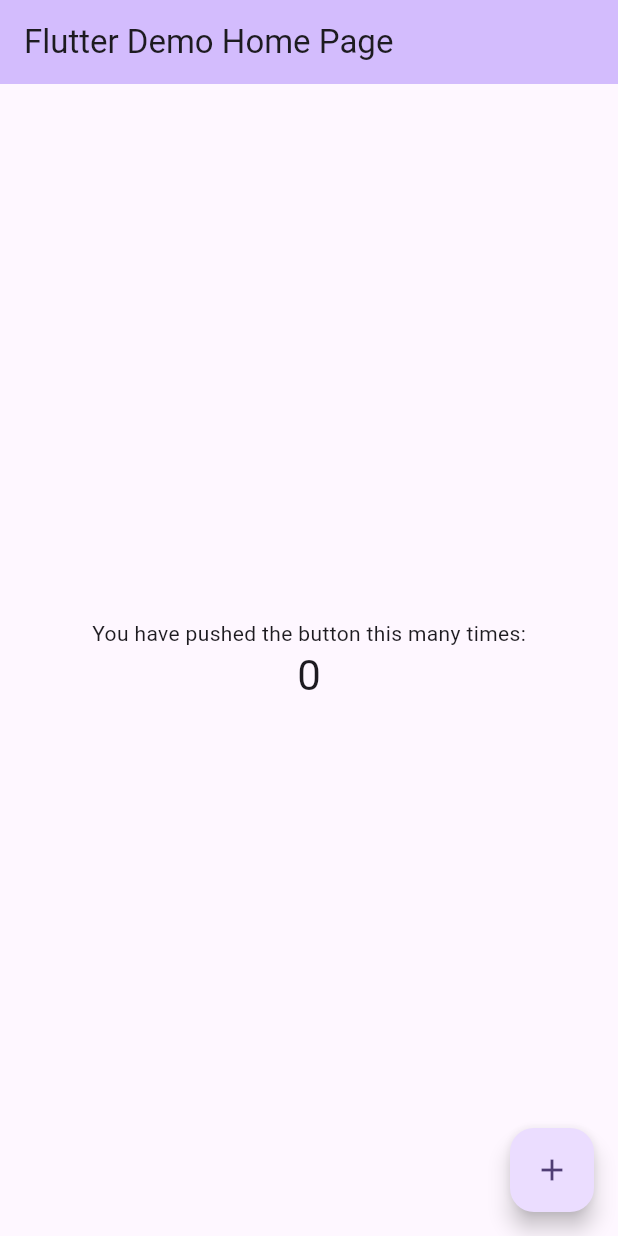
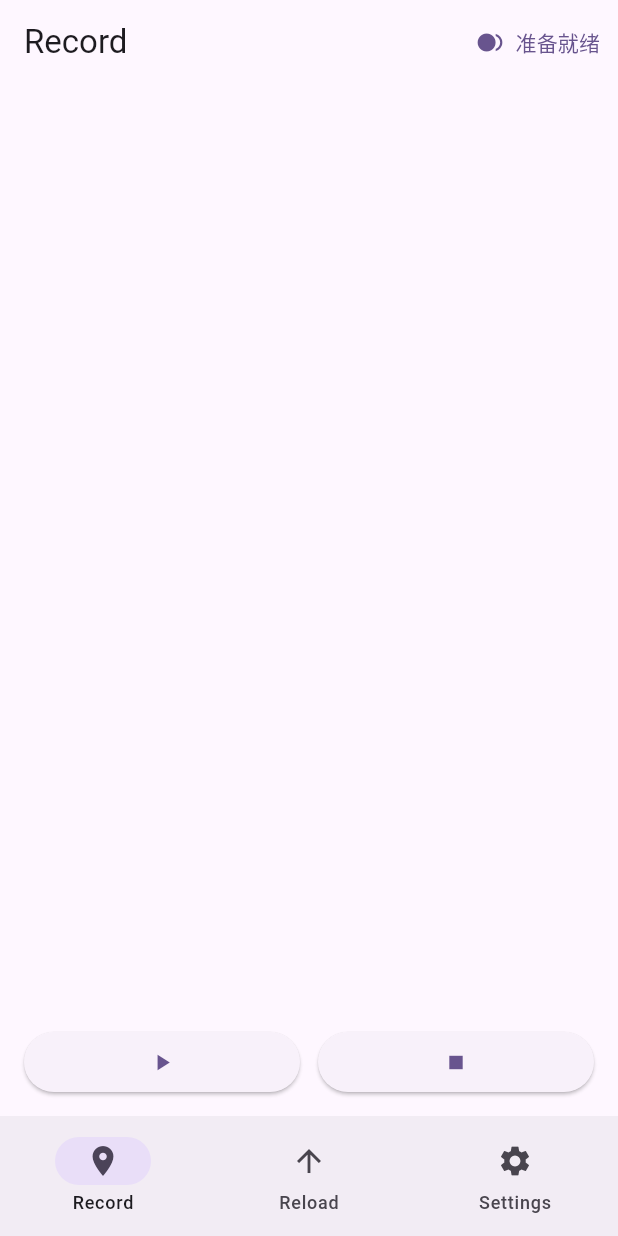
Before and after one commit to HazukiKeatsu/runner_reload, a Flutter app: the screen it shows after launch, on a phone screen of 412 x 824 dp. Run offline on Flutter 3.47's test engine with Material 3 defaults, Android fonts, the light colour scheme and no system bars.

Commit message:
feat: 重写界面

```diff
--- /dev/null
+++ b/lib/app/components/app_page_header.dart
@@ -0,0 +1,30 @@
+import 'package:flutter/material.dart';
+
+class AppPageHeader extends StatelessWidget implements PreferredSizeWidget {
+  final int pageIndex;
+  final Widget notice;
+
+  const AppPageHeader({
+    super.key,
+    required this.pageIndex,
+    required this.notice,
+  });
+
+  @override
+  Size get preferredSize => Size.fromHeight(100);
+
+  String getTitle(int index) {
+    if (index == 0) {
+      return "Record";
+    } else if (index == 1) {
+      return "Reload";
+    } else {
+      return "Settings";
+    }
+  }
+
+  @override
+  Widget build(BuildContext context) {
+    return AppBar(title: Text(getTitle(pageIndex)), actions: [notice]);
+  }
+}
--- /dev/null
+++ b/lib/app/components/app_page_main.dart
@@ -0,0 +1,27 @@
+import 'package:flutter/material.dart';
+import 'package:runner_reload/app/pages/record_page.dart';
+
+class AppPageMain extends StatelessWidget {
+  final int pageIndex;
+
+  final List pageMain = [
+    RecordPage(),
+    Center(
+      child: Icon(
+        Icons.arrow_upward_outlined,
+        color: Colors.black12,
+        size: 128,
+      ),
+    ),
+    Center(
+      child: Icon(Icons.settings_outlined, color: Colors.black12, size: 128),
+    ),
+  ];
+
+  AppPageMain({super.key, required this.pageIndex});
+
+  @override
+  Widget build(BuildContext context) {
+    return pageMain.elementAt(pageIndex);
+  }
+}
--- /dev/null
+++ b/lib/app/components/app_page_navigator.dart
@@ -0,0 +1,24 @@
+import 'package:flutter/material.dart';
+
+class AppPageNavigator extends StatelessWidget {
+  const AppPageNavigator({
+    super.key,
+    required this.index,
+    required this.onItemTapped,
+  });
+
+  final int index;
+  final Function(int) onItemTapped;
+  @override
+  Widget build(BuildContext context) {
+    return NavigationBar(
+      selectedIndex: index,
+      onDestinationSelected: (int newIndex) => onItemTapped(newIndex),
+      destinations: const <NavigationDestination>[
+        NavigationDestination(icon: Icon(Icons.location_on), label: 'Record'),
+        NavigationDestination(icon: Icon(Icons.arrow_upward), label: 'Reload'),
+        NavigationDestination(icon: Icon(Icons.settings), label: 'Settings'),
+      ],
+    );
+  }
+}
--- /dev/null
+++ b/lib/app/components/program_state_pointer.dart
@@ -0,0 +1,42 @@
+import 'package:flutter/material.dart';
+
+class ProgramStatePointer extends StatelessWidget {
+  final bool isInitialized;
+  final Function() showBottomSheet;
+
+  const ProgramStatePointer({
+    super.key,
+    required this.isInitialized,
+    required this.showBottomSheet,
+  });
+
+  List<Widget> get stateList => [
+    Container(
+      alignment: Alignment.centerLeft,
+      child: TextButton(
+        onPressed: showBottomSheet,
+        child: Row(
+          children: [
+            Icon(Icons.fiber_smart_record),
+            SizedBox(width: 8),
+            Text("准备就绪"),
+          ],
+        ),
+      ),
+    ),
+    Container(
+      alignment: Alignment.centerLeft,
+      child: TextButton(
+        onPressed: showBottomSheet,
+        child: Row(
+          children: [Icon(Icons.error), SizedBox(width: 8), Text("初始化失败")],
+        ),
+      ),
+    ),
+  ];
+
+  @override
+  Widget build(BuildContext context) {
+    return stateList.elementAt(isInitialized ? 0 : 1);
+  }
+}
--- /dev/null
+++ b/lib/app/pages/record_page.dart
@@ -0,0 +1,55 @@
+import 'package:flutter/material.dart';
+
+class RecordPage extends StatefulWidget {
+  const RecordPage({super.key});
+  @override
+  State<RecordPage> createState() => _RecordPageState();
+}
+
+class _RecordPageState extends State<RecordPage> {
+  bool isStarted = false;
+
+  void startAndPause() {
+    setState(() {
+      isStarted = !isStarted;
+    });
+  }
+
+  void stop() {
+    setState(() {
+      isStarted = false;
+    });
+  }
+
+  @override
+  Widget build(BuildContext context) {
+    return Scaffold(
+      floatingActionButtonLocation: FloatingActionButtonLocation.centerDocked,
+      floatingActionButton: Padding(
+        padding: const EdgeInsets.only(
+          bottom: 12.0,
+          left: 16.0,
+          right: 16.0,
+        ), // 调整按钮与底部的距离
+        child: Row(
+          mainAxisAlignment: MainAxisAlignment.center,
+          children: [
+            Expanded(
+              child: ElevatedButton(
+                onPressed: startAndPause,
+                child: isStarted ? Icon(Icons.pause) : Icon(Icons.play_arrow),
+              ),
+            ),
+            const SizedBox(width: 12),
+            Expanded(
+              child: ElevatedButton(
+                onPressed: stop,
+                child: const Icon(Icons.stop),
+              ),
+            ),
+          ],
+        ),
+      ),
+    );
+  }
+}
--- a/lib/main.dart
+++ b/lib/main.dart
@@ -1,4 +1,8 @@
 import 'package:flutter/material.dart';
+import 'package:runner_reload/app/components/app_page_header.dart';
+import 'package:runner_reload/app/components/app_page_main.dart';
+import 'package:runner_reload/app/components/app_page_navigator.dart';
+import 'package:runner_reload/app/components/program_state_pointer.dart';
 
 void main() {
   runApp(const MyApp());
@@ -7,27 +11,12 @@
 class MyApp extends StatelessWidget {
   const MyApp({super.key});
 
-  // This widget is the root of your application.
   @override
   Widget build(BuildContext context) {
     return MaterialApp(
-      title: 'Flutter Demo',
+      debugShowCheckedModeBanner: false,
+      title: 'Runner Reload',
       theme: ThemeData(
-        // This is the theme of your application.
-        //
-        // TRY THIS: Try running your application with "flutter run". You'll see
-        // the application has a purple toolbar. Then, without quitting the app,
-        // try changing the seedColor in the colorScheme below to Colors.green
-        // and then invoke "hot reload" (save your changes or press the "hot
-        // reload" button in a Flutter-supported IDE, or press "r" if you used
-        // the command line to start the app).
-        //
-        // Notice that the counter didn't reset back to zero; the application
-        // state is not lost during the reload. To reset the state, use hot
-        // restart instead.
-        //
-        // This works for code too, not just values: Most code changes can be
-        // tested with just a hot reload.
         colorScheme: ColorScheme.fromSeed(seedColor: Colors.deepPurple),
       ),
       home: const MyHomePage(title: 'Flutter Demo Home Page'),
@@ -38,15 +27,6 @@
 class MyHomePage extends StatefulWidget {
   const MyHomePage({super.key, required this.title});
 
-  // This widget is the home page of your application. It is stateful, meaning
-  // that it has a State object (defined below) that contains fields that affect
-  // how it looks.
-
-  // This class is the configuration for the state. It holds the values (in this
-  // case the title) provided by the parent (in this case the App widget) and
-  // used by the build method of the State. Fields in a Widget subclass are
-  // always marked "final".
-
   final String title;
 
   @override
@@ -54,69 +34,53 @@
 }
 
 class _MyHomePageState extends State<MyHomePage> {
-  int _counter = 0;
+  int pageIndex = 0;
+  bool isInitialized = true;
 
-  void _incrementCounter() {
+  void _onTapItem(int index) {
     setState(() {
-      // This call to setState tells the Flutter framework that something has
-      // changed in this State, which causes it to rerun the build method below
-      // so that the display can reflect the updated values. If we changed
-      // _counter without calling setState(), then the build method would not be
-      // called again, and so nothing would appear to happen.
-      _counter++;
+      pageIndex = index;
     });
+  }
+
+  void _showBottomSheet() {
+    showModalBottomSheet(
+      context: context,
+      builder: (BuildContext context) {
+        return Container(
+          padding: const EdgeInsets.all(16.0),
+          child: Column(
+            mainAxisSize: MainAxisSize.min,
+            children: <Widget>[
+              const Text('底部弹窗内容', style: TextStyle(fontSize: 20.0)),
+              ElevatedButton(
+                child: const Text('关闭'),
+                onPressed: () {
+                  Navigator.pop(context);
+                },
+              ),
+            ],
+          ),
+        );
+      },
+    );
   }
 
   @override
   Widget build(BuildContext context) {
-    // This method is rerun every time setState is called, for instance as done
-    // by the _incrementCounter method above.
-    //
-    // The Flutter framework has been optimized to make rerunning build methods
-    // fast, so that you can just rebuild anything that needs updating rather
-    // than having to individually change instances of widgets.
     return Scaffold(
-      appBar: AppBar(
-        // TRY THIS: Try changing the color here to a specific color (to
-        // Colors.amber, perhaps?) and trigger a hot reload to see the AppBar
-        // change color while the other colors stay the same.
-        backgroundColor: Theme.of(context).colorScheme.inversePrimary,
-        // Here we take the value from the MyHomePage object that was created by
-        // the App.build method, and use it to set our appbar title.
-        title: Text(widget.title),
-      ),
-      body: Center(
-        // Center is a layout widget. It takes a single child and positions it
-        // in the middle of the parent.
-        child: Column(
-          // Column is also a layout widget. It takes a list of children and
-          // arranges them vertically. By default, it sizes itself to fit its
-          // children horizontally, and tries to be as tall as its parent.
-          //
-          // Column has various properties to control how it sizes itself and
-          // how it positions its children. Here we use mainAxisAlignment to
-          // center the children vertically; the main axis here is the vertical
-          // axis because Columns are vertical (the cross axis would be
-          // horizontal).
-          //
-          // TRY THIS: Invoke "debug painting" (choose the "Toggle Debug Paint"
-          // action in the IDE, or press "p" in the console), to see the
-          // wireframe for each widget.
-          mainAxisAlignment: MainAxisAlignment.center,
-          children: <Widget>[
-            const Text('You have pushed the button this many times:'),
-            Text(
-              '$_counter',
-              style: Theme.of(context).textTheme.headlineMedium,
-            ),
-          ],
+      appBar: AppPageHeader(
+        pageIndex: pageIndex,
+        notice: ProgramStatePointer(
+          isInitialized: isInitialized,
+          showBottomSheet: _showBottomSheet,
         ),
       ),
-      floatingActionButton: FloatingActionButton(
-        onPressed: _incrementCounter,
-        tooltip: 'Increment',
-        child: const Icon(Icons.add),
-      ), // This trailing comma makes auto-formatting nicer for build methods.
+      body: AppPageMain(pageIndex: pageIndex),
+      bottomNavigationBar: AppPageNavigator(
+        index: pageIndex,
+        onItemTapped: _onTapItem,
+      ),
     );
   }
 }
```
Also changed, not shown: pubspec.yaml (+22 -12 lines), assets/launcher_icon/icon.png (renamed from assets/icons/icon.png), pubspec.lock, 6 other files.
